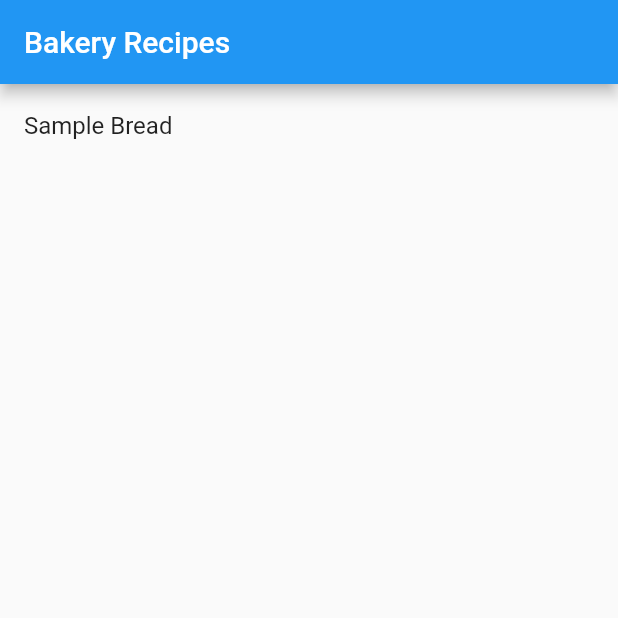
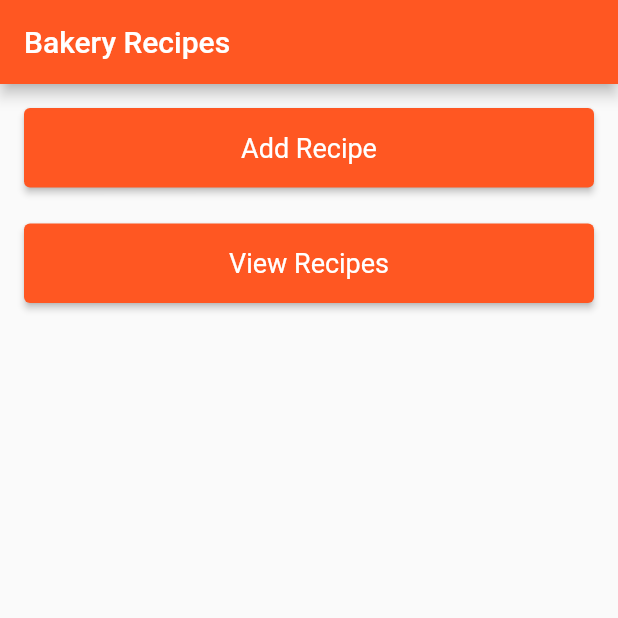
Before and after one commit to Milad-fotoohnejad/VIU_BakeryProject, a Flutter app: the screen it shows after launch, on a phone screen of 412 x 824 dp, the top half of it. Run offline on Flutter 3.47's test engine with Material 2 defaults, Android fonts, the phone set to English and light mode, and no system bars; our stand-ins replace cloud_firestore; accounts and stored records are empty.

Commit message:
Added the recipe form and the view recipe and ingredients file

```diff
--- a/viu_bakery/lib/bread_recipe.dart
+++ b/viu_bakery/lib/bread_recipe.dart
@@ -1,13 +1,14 @@
 import 'package:cloud_firestore/cloud_firestore.dart';
+import 'ingredient.dart';
 
 class BreadRecipe {
-  final String name;
-  final List<Ingredient> ingredients;
-  final String starter;
-  final String poolish;
-  final String dough;
-  final String bakersPercentage;
-  final String formula;
+  String name;
+  List<Ingredient> ingredients;
+  String starter;
+  String poolish;
+  String dough;
+  String bakersPercentage;
+  String formula;
 
   BreadRecipe({
     required this.name,
@@ -49,16 +50,16 @@ class BreadRecipe {
   }
 }
 
-class Ingredient {
-  final String name;
-  final String amount;
+// class Ingredient {
+//   final String name;
+//   final String amount;
 
-  Ingredient({required this.name, required this.amount});
+//   Ingredient({required this.name, required this.amount});
 
-  Map<String, dynamic> toMap() {
-    return {
-      'name': name,
-      'amount': amount,
-    };
-  }
-}
+//   Map<String, dynamic> toMap() {
+//     return {
+//       'name': name,
+//       'amount': amount,
+//     };
+//   }
+// }
--- /dev/null
+++ b/viu_bakery/lib/ingredient.dart
@@ -0,0 +1,13 @@
+class Ingredient {
+  final String name;
+  final String amount;
+
+  Ingredient(this.name, this.amount);
+
+  Map<String, dynamic> toMap() {
+    return {
+      'name': name,
+      'amount': amount,
+    };
+  }
+}
--- a/viu_bakery/lib/main.dart
+++ b/viu_bakery/lib/main.dart
@@ -1,6 +1,7 @@
 import 'package:flutter/material.dart';
-import 'bread_recipe.dart';
-import 'bread_recipe_display.dart';
+import 'package:viu_bakery/bread_recipe.dart';
+import 'package:viu_bakery/bread_recipe_display.dart';
+import 'package:viu_bakery/bread_recipe_form.dart';
 
 void main() {
   runApp(MyApp());
@@ -20,44 +21,105 @@ class MyApp extends StatelessWidget {
   }
 }
 
-class RecipeListScreen extends StatelessWidget {
+class RecipeListScreen extends StatefulWidget {
+  @override
+  _RecipeListScreenState createState() => _RecipeListScreenState();
+}
+
+class _RecipeListScreenState extends State<RecipeListScreen> {
+  final List<BreadRecipe> _recipes = [];
+
+  void _addRecipe(BreadRecipe recipe) {
+    setState(() {
+      _recipes.add(recipe);
+    });
+  }
+
   @override
   Widget build(BuildContext context) {
-    // Replace this with actual data loaded from Firestore.
-    BreadRecipe sampleRecipe = BreadRecipe(
-      name: 'Sample Bread',
-      ingredients: [
-        Ingredient(name: 'Flour', amount: '500g'),
-        Ingredient(name: 'Water', amount: '350g'),
-        Ingredient(name: 'Salt', amount: '10g'),
-        Ingredient(name: 'Yeast', amount: '5g'),
-      ],
-      starter: '100g',
-      poolish: '450g',
-      dough: '1000g',
-      bakersPercentage: '70%',
-      formula: 'Basic Formula',
-    );
-
     return Scaffold(
       appBar: AppBar(
         title: Text('Bakery Recipes'),
+        backgroundColor: Colors.deepOrange,
       ),
-      body: ListView(
-        children: [
-          ListTile(
-            title: Text(sampleRecipe.name),
+      body: Padding(
+        padding: EdgeInsets.all(16),
+        child: SingleChildScrollView(
+          child: Column(
+            mainAxisAlignment: MainAxisAlignment.center,
+            crossAxisAlignment: CrossAxisAlignment.stretch,
+            children: [
+              ElevatedButton(
+                style: ElevatedButton.styleFrom(
+                  primary: Colors.deepOrange,
+                  padding: EdgeInsets.symmetric(vertical: 16),
+                  textStyle: TextStyle(fontSize: 18),
+                ),
+                onPressed: () {
+                  Navigator.push(
+                    context,
+                    MaterialPageRoute(
+                      builder: (context) =>
+                          BreadRecipeForm(onSubmit: _addRecipe),
+                    ),
+                  );
+                },
+                child: Text('Add Recipe'),
+              ),
+              SizedBox(height: 24),
+              ElevatedButton(
+                style: ElevatedButton.styleFrom(
+                  primary: Colors.deepOrange,
+                  padding: EdgeInsets.symmetric(vertical: 16),
+                  textStyle: TextStyle(fontSize: 18),
+                ),
+                onPressed: () {
+                  Navigator.push(
+                    context,
+                    MaterialPageRoute(
+                      builder: (context) =>
+                          RecipeDisplayScreen(recipes: _recipes),
+                    ),
+                  );
+                },
+                child: Text('View Recipes'),
+              ),
+            ],
+          ),
+        ),
+      ),
+    );
+  }
+}
+
+class RecipeDisplayScreen extends StatelessWidget {
+  final List<BreadRecipe> recipes;
+
+  RecipeDisplayScreen({required this.recipes});
+
+  @override
+  Widget build(BuildContext context) {
+    return Scaffold(
+      appBar: AppBar(
+        title: Text('Bakery Recipes'),
+        backgroundColor: Colors.deepOrange,
+      ),
+      body: ListView.builder(
+        itemCount: recipes.length,
+        itemBuilder: (context, index) {
+          final recipe = recipes[index];
+          return ListTile(
+            title: Text(recipe.name),
             onTap: () {
               Navigator.push(
                 context,
                 MaterialPageRoute(
-                  builder: (context) =>
-                      BreadRecipeDisplay(recipe: sampleRecipe),
+                  builder: (context) => BreadRecipeDisplay(recipe: recipe),
                 ),
               );
             },
-          ),
-        ],
+          );
+        },
       ),
     );
   }
```
Also changed, not shown: viu_bakery/lib/bread_recipe_display.dart (+42 -54 lines), viu_bakery/lib/bread_recipe_form.dart (added, +164 -0 lines), viu_bakery/pubspec.lock, 3 other files.
